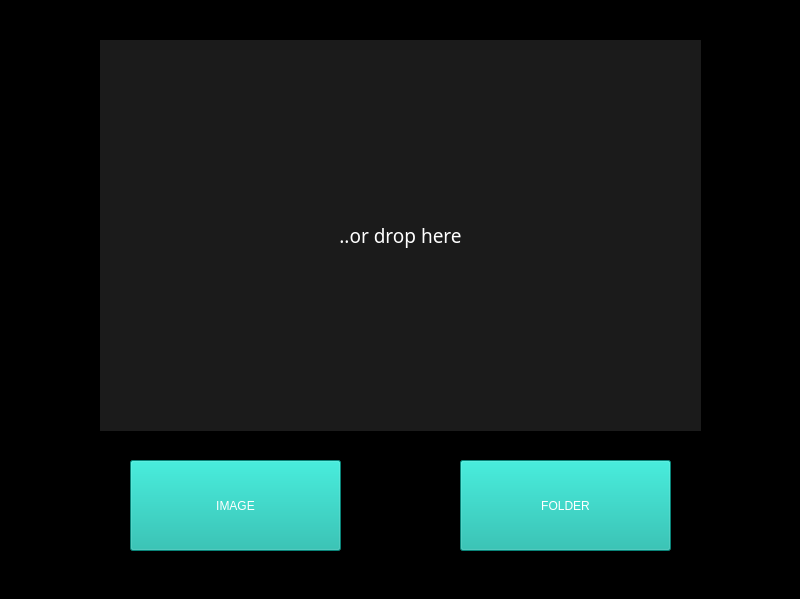
HerrPhoton/Water_drop_detection, file page2.ui: the form before one commit.
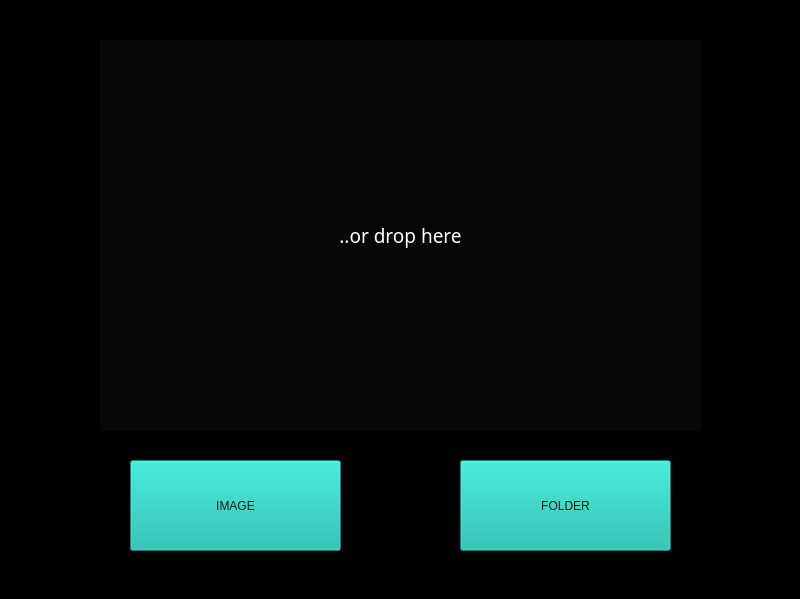
The form after the commit. Icons and pictures are not drawn.

Diff of the .ui file:
```diff
--- a/page2.ui
+++ b/page2.ui
@@ -36,7 +36,7 @@
     <property name="styleSheet">
      <string notr="true">background-color: rgb(13, 183, 168);
 font:  26pt &quot;Tw Cen MT&quot;;
-color: rgb(255, 255, 255);</string>
+color: rgb(27, 27, 27);</string>
     </property>
     <property name="text">
      <string>IMAGE</string>
@@ -54,7 +54,7 @@
     <property name="styleSheet">
      <string notr="true">background-color: rgb(13, 183, 168);
 font: 26pt &quot;Tw Cen MT&quot;;
-color: rgb(255, 255, 255);</string>
+color: rgb(27, 27, 27);</string>
     </property>
     <property name="text">
      <string>FOLDER</string>
@@ -85,7 +85,7 @@
      </font>
     </property>
     <property name="styleSheet">
-     <string notr="true">background-color: rgb(27, 27, 27);
+     <string notr="true">background-color: rgb(7, 7, 7);
 font: 75 14pt &quot;Tw Cen MT&quot;;</string>
     </property>
     <property name="text">
@@ -98,6 +98,40 @@
      <number>1</number>
     </property>
    </widget>
+   <widget class="QLabel" name="label_2">
+    <property name="geometry">
+     <rect>
+      <x>-10</x>
+      <y>-10</y>
+      <width>831</width>
+      <height>611</height>
+     </rect>
+    </property>
+    <property name="styleSheet">
+     <string notr="true">background-image: url(:/wallpaper-stains-liquid-paint-mixing-1616133483-1024x768.jpg);</string>
+    </property>
+    <property name="text">
+     <string/>
+    </property>
+   </widget>
+   <widget class="QLabel" name="label_3">
+    <property name="geometry">
+     <rect>
+      <x>-10</x>
+      <y>-10</y>
+      <width>821</width>
+      <height>31</height>
+     </rect>
+    </property>
+    <property name="text">
+     <string/>
+    </property>
+   </widget>
+   <zorder>label_2</zorder>
+   <zorder>pushImageButton</zorder>
+   <zorder>pushFolderButton</zorder>
+   <zorder>label</zorder>
+   <zorder>label_3</zorder>
   </widget>
   <widget class="QStatusBar" name="statusbar"/>
  </widget>
```
